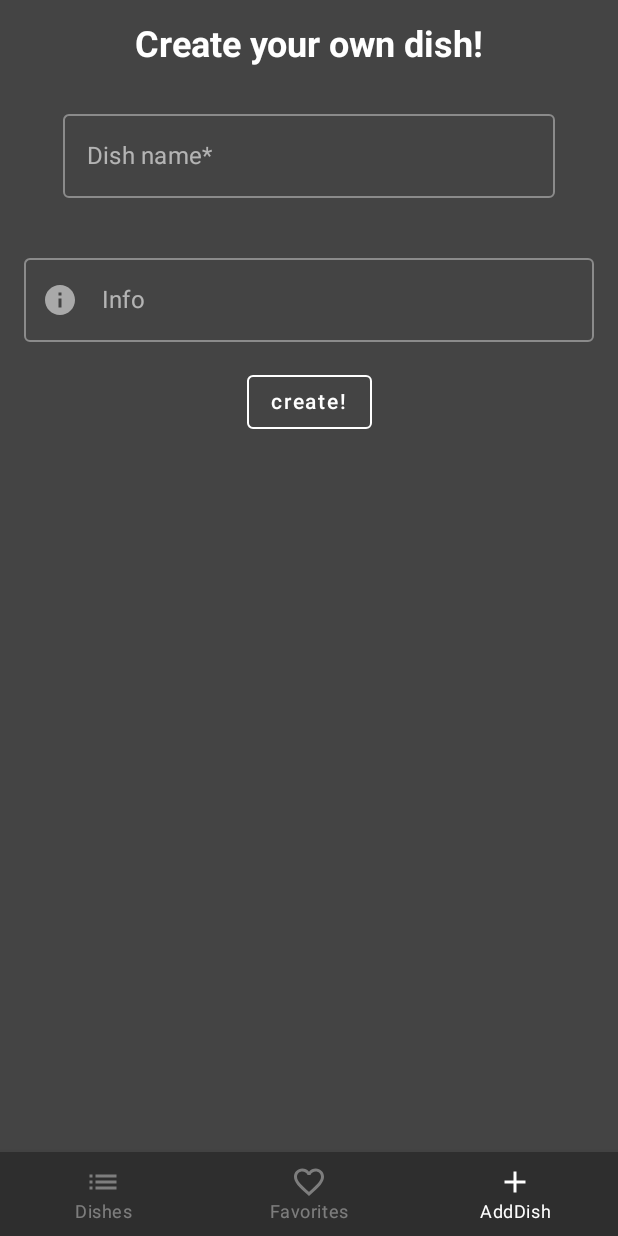
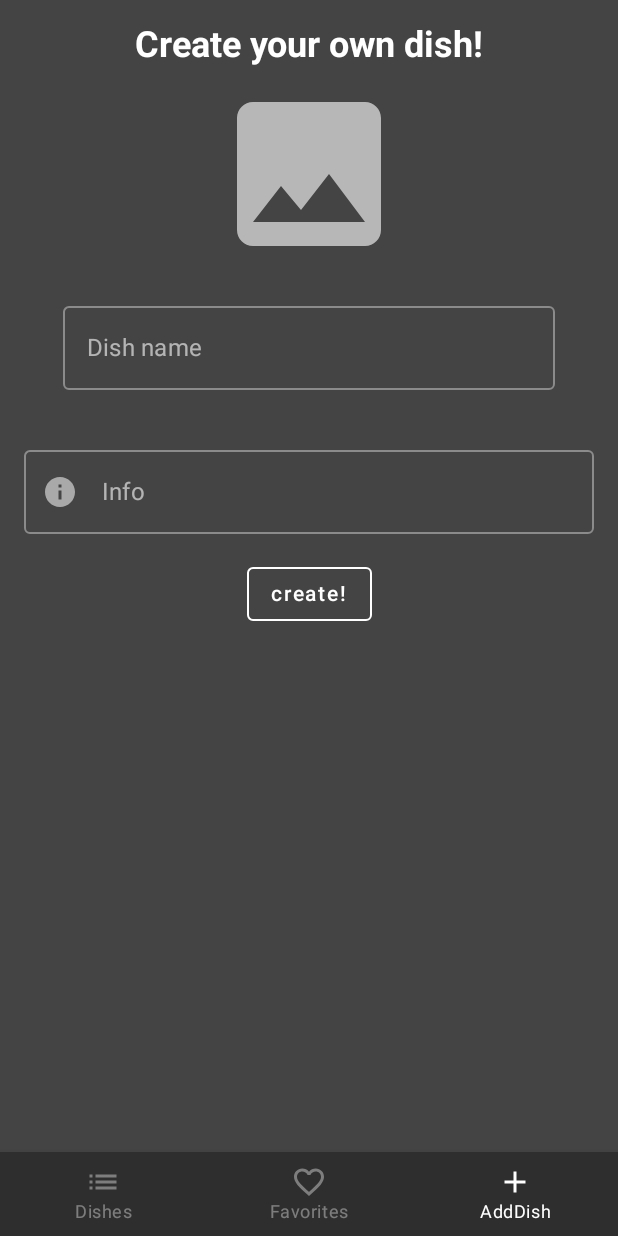
Before and after one commit to qveex/BookOfRecipesAndroid, an Android app built with Jetpack Compose: the AddDishScreen screen opened through its navigation route, on a phone screen of 412 x 824 dp. Run offline under Robolectric (Android 15) with nearby library versions, the phone set to English and light mode, and no system bars; our stand-ins replace Dagger/Hilt's generated code; libraries missing offline, so code that uses them is left out: androidx.hilt.lifecycle.

Commit message:
Added custom images for dishes also added Converters.kt for Bitmap to BLOB in db and some refactoring

```diff
--- a/app/src/main/java/com/example/bookofrecipes/data/RecipeDao.kt
+++ b/app/src/main/java/com/example/bookofrecipes/data/RecipeDao.kt
@@ -39,6 +39,9 @@ interface RecipeDao {
 
     @Query("SELECT COALESCE(SUM(time), 0) AS recipeTime FROM CookingStep WHERE recipeId = :recipeId")
     fun getRecipeTime(recipeId: Int): Flow<Int>
+
+    @Query("SELECT COALESCE(COUNT(stepId), 0) AS count FROM CookingStep WHERE recipeId = :recipeId")
+    fun getStepsCount(recipeId: Int): Int
 
     @Query("SELECT * FROM RecipeIngredientCrossRef WHERE recipeId = :recipeId")
     fun getRecipeIngredientsRef(recipeId: Int): Flow<List<RecipeIngredientCrossRef>>
--- a/app/src/main/java/com/example/bookofrecipes/repositories/Repository.kt
+++ b/app/src/main/java/com/example/bookofrecipes/repositories/Repository.kt
@@ -32,6 +32,8 @@ class Repository @Inject constructor(
     fun getRecipes(dishId: Int) = recipeDao.getRecipes(dishId)
 
     fun getSteps(recipeId: Int) = recipeDao.getSteps(recipeId = recipeId)
+
+    fun getStepsCount(recipeId: Int) = recipeDao.getStepsCount(recipeId)
 
     fun getRecipeTime(recipeId: Int) = recipeDao.getRecipeTime(recipeId)
 
--- a/app/src/main/java/com/example/bookofrecipes/screens/AddDishScreen.kt
+++ b/app/src/main/java/com/example/bookofrecipes/screens/AddDishScreen.kt
@@ -1,26 +1,59 @@
 package com.example.bookofrecipes.screens
 
+import android.content.res.Resources
+import android.graphics.Bitmap
+import android.graphics.BitmapFactory
+import android.net.Uri
+import android.provider.MediaStore
+import android.util.Log
+import androidx.activity.compose.rememberLauncherForActivityResult
+import androidx.activity.result.contract.ActivityResultContracts
+import androidx.compose.foundation.Image
 import androidx.compose.foundation.background
+import androidx.compose.foundation.clickable
 import androidx.compose.foundation.layout.*
+import androidx.compose.foundation.shape.CircleShape
 import androidx.compose.material.Icon
 import androidx.compose.material.IconButton
 import androidx.compose.material.OutlinedTextField
 import androidx.compose.material.Text
 import androidx.compose.material.icons.Icons
+import androidx.compose.material.icons.filled.Build
+import androidx.compose.material.icons.filled.Create
 import androidx.compose.material.icons.filled.Info
+import androidx.compose.material.icons.filled.ThumbUp
 import androidx.compose.runtime.*
 import androidx.compose.ui.Alignment
 import androidx.compose.ui.Modifier
+import androidx.compose.ui.draw.clip
 import androidx.compose.ui.graphics.Color
+import androidx.compose.ui.graphics.asImageBitmap
+import androidx.compose.ui.layout.ContentScale
+import androidx.compose.ui.platform.LocalContext
+import androidx.compose.ui.res.painterResource
 import androidx.compose.ui.tooling.preview.Preview
 import androidx.compose.ui.unit.dp
 import androidx.navigation.NavController
+import com.example.bookofrecipes.R
 import com.example.bookofrecipes.models.Dish
 import com.example.bookofrecipes.viewmodel.RecipeViewModel
 import com.example.bookofrecipes.widgets.nav.Screen
 
 @Composable
 fun AddDishScreen(navController: NavController, viewModel: RecipeViewModel) {
+
+    var dishName by remember { mutableStateOf("") }
+    var dishInfo by remember { mutableStateOf("") }
+    var imageUri by remember { mutableStateOf<Uri?>(null) }
+
+    val context = LocalContext.current
+    var bitmap by remember { mutableStateOf<Bitmap?>(null) }
+    val launcher = rememberLauncherForActivityResult(
+        contract = ActivityResultContracts.GetContent()
+    ) { uri ->
+        imageUri = uri
+    }
+
     Box(
         modifier = Modifier
             .fillMaxSize()
@@ -30,10 +63,31 @@ fun AddDishScreen(navController: NavController, viewModel: RecipeViewModel) {
             horizontalAlignment = Alignment.CenterHorizontally
         ) {
 
-            var dishName by remember { mutableStateOf("") }
-            var dishInfo by remember { mutableStateOf("") }
+            TitleRowTextCenter(text = "Create your own dish!")
 
-            TitleRowTextCenter(text = "Create your own dish!")
+            if (imageUri != null) {
+                bitmap = MediaStore.Images.Media.getBitmap(context.contentResolver, imageUri)
+                bitmap?.let {
+                    Image(
+                        bitmap = it.asImageBitmap(),
+                        contentDescription = "image",
+                        modifier = Modifier
+                            .size(300.dp, 200.dp)
+                            .clickable {
+                                launcher.launch("image/*")
+                            },
+                        contentScale = ContentScale.Fit
+                    )
+                }
+            } else {
+                Image(
+                    modifier = Modifier.clickable {
+                        launcher.launch("image/*")
+                    },
+                    painter = painterResource(id = R.drawable.ic_baseline_image_128),
+                    contentDescription = "Get image picture"
+                )
+            }
 
             OutlinedTextField(
                 modifier = Modifier
@@ -41,7 +95,7 @@ fun AddDishScreen(navController: NavController, viewModel: RecipeViewModel) {
                     .fillMaxWidth(),
                 value = dishName,
                 onValueChange = { dishName = it },
-                label = { Text("Dish name*") },
+                label = { Text("Dish name") },
                 singleLine = true
 
             )
@@ -52,7 +106,7 @@ fun AddDishScreen(navController: NavController, viewModel: RecipeViewModel) {
                     .fillMaxWidth(),
                 value = dishInfo,
                 leadingIcon = {
-                    IconButton(onClick = {  }) {
+                    IconButton(onClick = { }) {
                         Icon(imageVector = Icons.Default.Info, contentDescription = "Info")
                     }
                 },
@@ -65,7 +119,7 @@ fun AddDishScreen(navController: NavController, viewModel: RecipeViewModel) {
             OutlinedAddButton(
                 text = "create!",
                 onClicked = {
-                    viewModel.insertDish(Dish(dishName, dishInfo))
+                    viewModel.insertDish(Dish(dishName, dishInfo, bitmap))
                     navController.navigate(Screen.Dishes.route)
                 }
             )
--- a/app/src/main/java/com/example/bookofrecipes/viewmodel/RecipeViewModel.kt
+++ b/app/src/main/java/com/example/bookofrecipes/viewmodel/RecipeViewModel.kt
@@ -51,6 +51,8 @@ class RecipeViewModel @ViewModelInject constructor(
 
     fun steps(recipeId: Int): Flow<List<CookingStep>> = repository.getSteps(recipeId)
 
+    fun stepsCount(recipeId: Int): Int = repository.getStepsCount(recipeId)
+
     fun favorites(favs: List<Int>): Flow<List<Recipe>> = repository.getFavorites(favs)
 
     fun favoritesId(): Flow<List<Int>> = repository.getFavsId()
@@ -103,7 +105,7 @@ class RecipeViewModel @ViewModelInject constructor(
     fun insertStep(step: CookingStep, recipeId: Int) {
         viewModelScope.launch(Dispatchers.IO) {
             step.recipeId = recipeId
-            step.number = 1
+            step.number = repository.getStepsCount(recipeId) + 1
             repository.insertStep(step)
         }
     }
--- /dev/null
+++ b/app/src/main/res/drawable/ic_baseline_image_128.xml
@@ -0,0 +1,5 @@
+<vector android:height="128dp" android:tint="#B7B7B7"
+    android:viewportHeight="24" android:viewportWidth="24"
+    android:width="128dp" xmlns:android="http://schemas.android.com/apk/res/android">
+    <path android:fillColor="@android:color/white" android:pathData="M21,19V5c0,-1.1 -0.9,-2 -2,-2H5c-1.1,0 -2,0.9 -2,2v14c0,1.1 0.9,2 2,2h14c1.1,0 2,-0.9 2,-2zM8.5,13.5l2.5,3.01L14.5,12l4.5,6H5l3.5,-4.5z"/>
+</vector>
```
Also changed, not shown: app/src/main/java/com/example/bookofrecipes/data/RecipeDatabase.kt (+4 -3 lines), app/src/main/java/com/example/bookofrecipes/models/Dish.kt (+9 -4 lines), app/src/main/java/com/example/bookofrecipes/screens/DishScreen.kt (+14 -0 lines), app/src/main/java/com/example/bookofrecipes/screens/RecipeScreen.kt (+5 -2 lines), app/src/main/java/com/example/bookofrecipes/utills/Converters.kt (added, +22 -0 lines), app/src/main/java/com/example/bookofrecipes/widgets/AppBar.kt (+5 -2 lines), app/src/main/java/com/example/bookofrecipes/widgets/DishItem.kt (+16 -1 lines), app/src/main/java/com/example/bookofrecipes/widgets/ExpandableCard.kt (+28 -7 lines).
